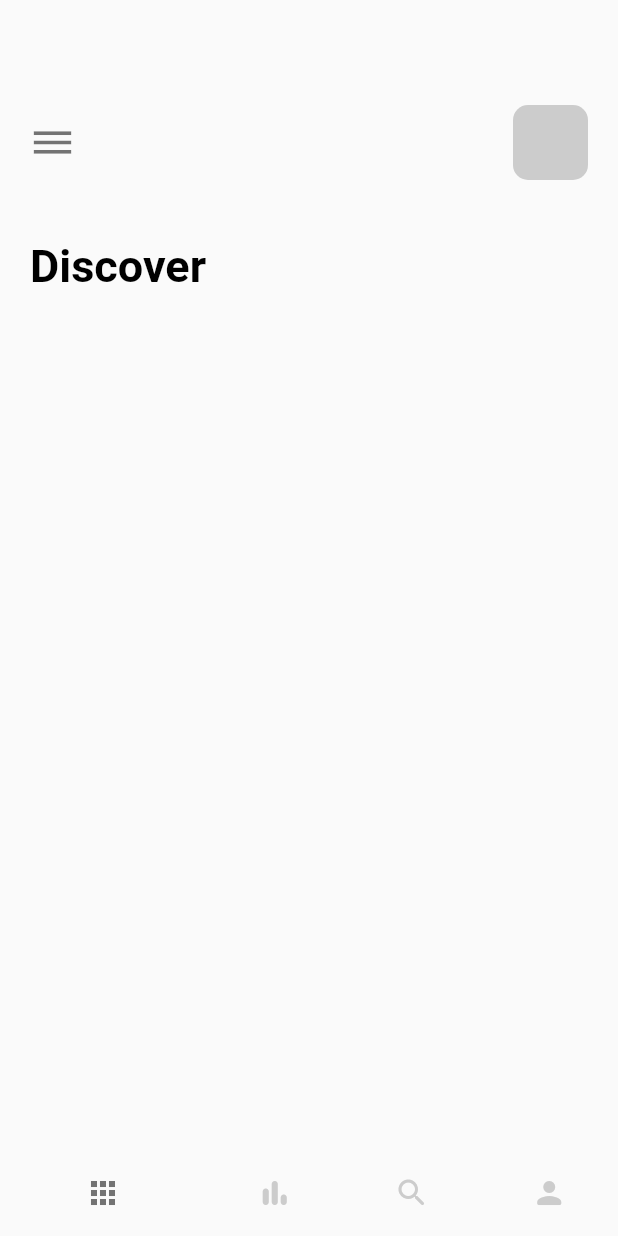
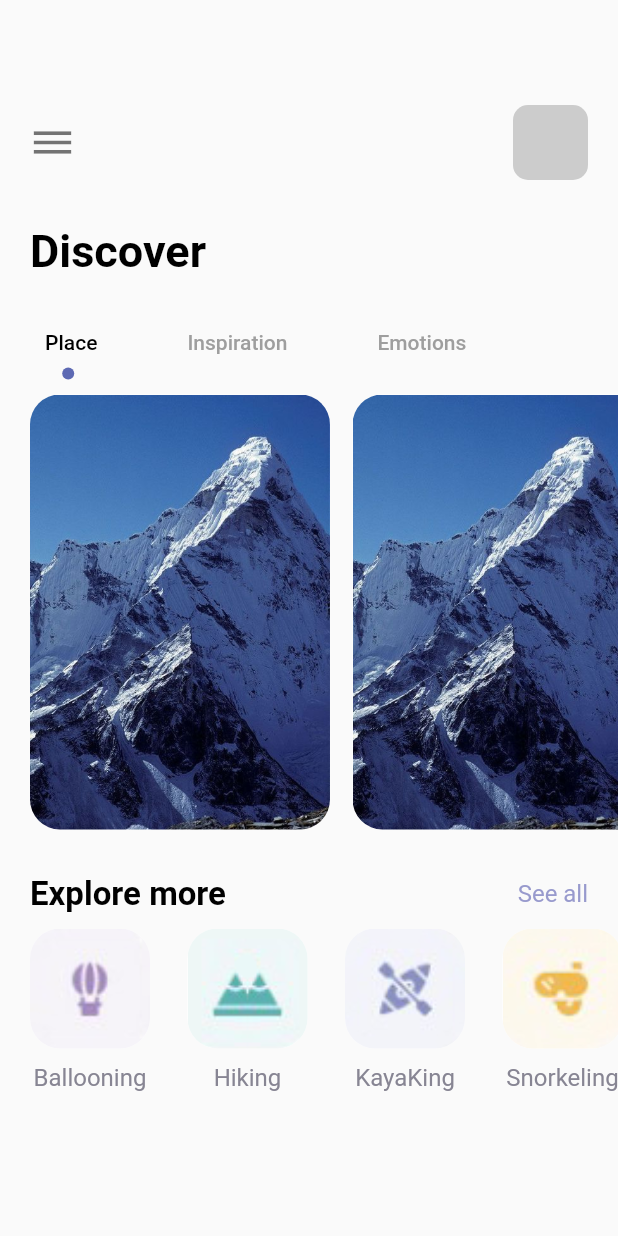
Before and after one commit to DivyanshVish/Travel_App_UI, a Flutter app: the screen it shows after launch, on a phone screen of 412 x 824 dp. Run offline on Flutter 3.47's test engine with Material 2 defaults, Android fonts, the phone set to English and light mode, and no system bars.

Commit message:
Initial Commit

```diff
--- a/lib/main.dart
+++ b/lib/main.dart
@@ -1,5 +1,5 @@
 import 'package:flutter/material.dart';
-import 'package:travel_app/mics/pages/navepages/main_page.dart';
+import 'package:travel_app/mics/pages/home_page.dart';
 
 void main() {
   runApp(const MyApp());
@@ -17,7 +17,7 @@ class MyApp extends StatelessWidget {
 
         primarySwatch: Colors.blue,
       ),
-      home: MainPage(),
+      home: const HomePage(),
     );
   }
 }
--- /dev/null
+++ b/lib/mics/pages/home_page.dart
@@ -0,0 +1,192 @@
+import 'package:flutter/material.dart';
+import 'package:travel_app/constant/colors.dart';
+import 'package:travel_app/widgets/app_large_text.dart';
+import 'package:travel_app/widgets/app_text.dart';
+
+class HomePage extends StatefulWidget {
+  const HomePage({Key? key}) : super(key: key);
+
+  @override
+  State<HomePage> createState() => _HomePageState();
+}
+
+class _HomePageState extends State<HomePage> with TickerProviderStateMixin {
+  var imgs = {
+    "balloning.png": "Ballooning",
+    "hiking.png": "Hiking",
+    "kayaking.png": "KayaKing",
+    "snorkling.png": "Snorkeling"
+  };
+  @override
+  Widget build(BuildContext context) {
+    TabController tabController = TabController(length: 3, vsync: this);
+    return Scaffold(
+      body: Column(
+        crossAxisAlignment: CrossAxisAlignment.start,
+        children: [
+          //menu Text
+
+          Container(
+            padding: const EdgeInsets.only(top: 70, left: 20),
+            child: Row(
+              children: [
+                const Icon(Icons.dehaze_sharp, size: 30, color: Colors.black54),
+                Expanded(child: Container()),
+                Container(
+                  margin: const EdgeInsets.only(right: 20),
+                  width: 50,
+                  height: 50,
+                  decoration: BoxDecoration(
+                    borderRadius: BorderRadius.circular(10),
+                    color: Colors.grey.withOpacity(0.5),
+                    // child: Image(
+                    //   image: ,
+                    //   width: ,
+                    //   height: ,
+                    // ),
+                  ),
+                ),
+              ],
+            ),
+          ),
+          const SizedBox(height: 30),
+          //Discover Text
+          Container(
+            margin: const EdgeInsets.only(left: 20),
+            child: AppLargeText(text: 'Discover'),
+          ),
+          const SizedBox(height: 20),
+          //tab bar
+          Container(
+            child: Align(
+              alignment: Alignment.centerLeft,
+              child: TabBar(
+                labelPadding: const EdgeInsets.only(left: 30, right: 30),
+                controller: tabController,
+                labelColor: Colors.black,
+                unselectedLabelColor: Colors.grey,
+                isScrollable: true,
+                indicatorSize: TabBarIndicatorSize.label,
+                indicator:
+                    CircleTabIndicator(radius: 4, color: AppColors.mainColor),
+                tabs: const [
+                  Tab(text: "Place"),
+                  Tab(text: "Inspiration"),
+                  Tab(text: "Emotions"),
+                ],
+              ),
+            ),
+          ),
+          Container(
+            padding: const EdgeInsets.only(left: 20),
+            height: 300,
+            width: double.maxFinite,
+            child: TabBarView(controller: tabController, children: [
+              ListView.builder(
+                itemCount: 3,
+                scrollDirection: Axis.horizontal,
+                itemBuilder: (BuildContext context, int index) {
+                  return Container(
+                    margin: const EdgeInsets.only(right: 15, top: 10),
+                    width: 200,
+                    height: 300,
+                    decoration: BoxDecoration(
+                      borderRadius: BorderRadius.circular(20),
+                      color: Colors.white,
+                      image: const DecorationImage(
+                        image: AssetImage("images/mountain.jpeg"),
+                        fit: BoxFit.cover,
+                      ),
+                    ),
+                  );
+                },
+              ),
+              const Text("There"),
+              const Text("Bye"),
+            ]),
+          ),
+          const SizedBox(height: 30),
+          Container(
+            margin: const EdgeInsets.only(left: 20, right: 20),
+            child: Row(
+              mainAxisAlignment: MainAxisAlignment.spaceBetween,
+              children: [
+                AppLargeText(text: "Explore more", size: 22),
+                AppText(
+                  text: "See all",
+                  color: AppColors.textColor1,
+                )
+              ],
+            ),
+          ),
+          const SizedBox(height: 10),
+          Container(
+            height: 120,
+            width: double.maxFinite,
+            margin: const EdgeInsets.only(left: 20),
+            child: ListView.builder(
+                itemCount: 4,
+                scrollDirection: Axis.horizontal,
+                itemBuilder: (_, index) {
+                  return Container(
+                    margin: const EdgeInsets.only(right: 25),
+                    child: Column(
+                      children: [
+                        Container(
+                          //margin: const EdgeInsets.only(right: 50),
+                          width: 80,
+                          height: 80,
+                          decoration: BoxDecoration(
+                            borderRadius: BorderRadius.circular(20),
+                            color: Colors.white,
+                            image: DecorationImage(
+                              image: AssetImage(
+                                  "images/" + imgs.keys.elementAt(index)),
+                              fit: BoxFit.cover,
+                            ),
+                          ),
+                        ),
+                        const SizedBox(height: 10),
+                        Container(
+                          child: AppText(
+                            text: imgs.values.elementAt(index),
+                            color: AppColors.textColor2,
+                          ),
+                        ),
+                      ],
+                    ),
+                  );
+                }),
+          ),
+          Container()
+        ],
+      ),
+    );
+  }
+}
+
+class CircleTabIndicator extends Decoration {
+  final Color color;
+  double radius;
+  CircleTabIndicator({required this.radius, required this.color});
+  @override
+  BoxPainter createBoxPainter([VoidCallback? onChanged]) {
+    return _CirclePainter(color: color, radius: radius);
+  }
+}
+
+class _CirclePainter extends BoxPainter {
+  final Color color;
+  double radius;
+  _CirclePainter({required this.radius, required this.color});
+  @override
+  void paint(Canvas canvas, Offset offset, ImageConfiguration configuration) {
+    Paint paint = Paint();
+    paint.color = color;
+    paint.isAntiAlias = true;
+    final Offset circleOffSet = Offset(
+        configuration.size!.width / 2 - radius / 2,
+        configuration.size!.height - radius);
+    canvas.drawCircle(offset + circleOffSet, radius, paint);
+  }
+}
--- a/lib/mics/pages/navepages/home_page.dart
+++ /dev/null
@@ -1,50 +0,0 @@
-import 'package:flutter/material.dart';
-import 'package:travel_app/widgets/app_large_text.dart';
-
-class HomePage extends StatefulWidget {
-  const HomePage({Key? key}) : super(key: key);
-
-  @override
-  State<HomePage> createState() => _HomePageState();
-}
-
-class _HomePageState extends State<HomePage> {
-  @override
-  Widget build(BuildContext context) {
-    return Scaffold(
-      body: Column(
-        crossAxisAlignment: CrossAxisAlignment.start,
-        children: [
-          Container(
-            padding: const EdgeInsets.only(top: 70, left: 20),
-            child: Row(
-              children: [
-                const Icon(Icons.dehaze_sharp, size: 30, color: Colors.black54),
-                Expanded(child: Container()),
-                Container(margin: const EdgeInsets.only(right: 20),
-                  width: 50,
-                  height: 50,
-                  decoration: BoxDecoration(
-                    borderRadius: BorderRadius.circular(10),
-                    color: Colors.grey.withOpacity(0.5),
-                  // child: Image(
-                  //   image: ,
-                  //   width: ,
-                  //   height: ,
-                  // ),
-                  ),
-                ),
-              ],
-            ),
-          ),
-          const SizedBox(height: 40),
-         Container(
-           margin: const EdgeInsets.only(left: 20),
-           child:  AppLargeText(text: 'Discover'),
-         ),
-          const SizedBox(height: 20),
-        ],
-      ),
-    );
-  }
-}
--- a/lib/mics/pages/navepages/main_page.dart
+++ b/lib/mics/pages/navepages/main_page.dart
@@ -1,6 +1,6 @@
 import 'package:flutter/material.dart';
 import 'package:travel_app/mics/pages/navepages/bar_item_page.dart';
-import 'package:travel_app/mics/pages/navepages/home_page.dart';
+import 'package:travel_app/mics/pages/home_page.dart';
 import 'package:travel_app/mics/pages/navepages/my_page.dart';
 import 'package:travel_app/mics/pages/navepages/search_page.dart';
 
```
Also changed, not shown: lib/mics/pages/detail_page.dart (added, +184 -0 lines), lib/widgets/app_button.dart (added, +47 -0 lines), 1 other file.
